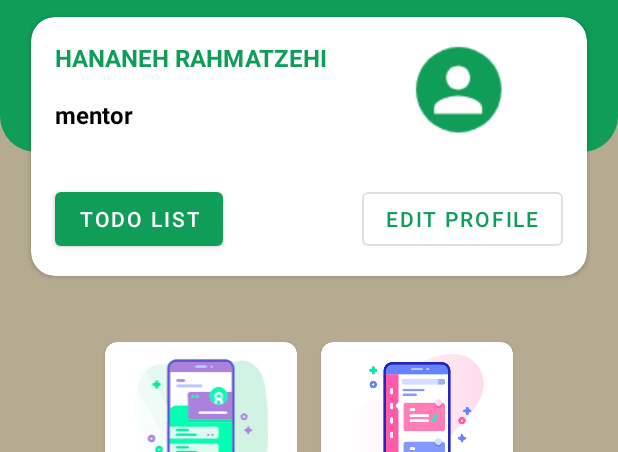
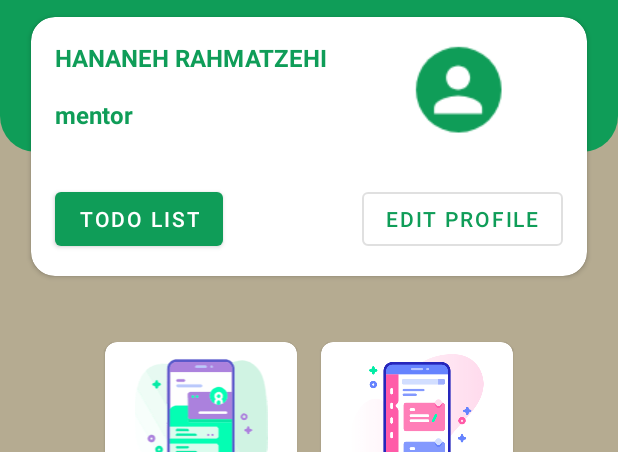
Before and after one commit to hanarahmati/app20, an Android app: the layout activity_dashboard.xml on its own in the app's theme, with its tools: preview values and no code run, on a phone screen of 412 x 824 dp, the part 95-547 px from its top. Run offline under Robolectric (Android 15) with nearby library versions, the phone set to English and light mode, and no system bars.

Commit message:
session 5 and first part of session 6

```diff
--- a/app/build.gradle
+++ b/app/build.gradle
@@ -4,12 +4,12 @@ plugins {
 }
 
 android {
-    compileSdk 32
+    compileSdk 33
 
     defaultConfig {
         applicationId "co.fanavari.myapplication20"
         minSdk 21
-        targetSdk 32
+        targetSdk 33
         versionCode 1
         versionName "1.0"
 
@@ -34,9 +34,11 @@ android {
 dependencies {
 
     implementation 'androidx.core:core-ktx:1.9.0'
+    implementation 'androidx.core:core:1.9.0'
     implementation 'androidx.appcompat:appcompat:1.5.1'
     implementation 'com.google.android.material:material:1.6.1'
     implementation 'androidx.constraintlayout:constraintlayout:2.1.4'
+    implementation 'androidx.annotation:annotation-experimental:1.3.0'
     testImplementation 'junit:junit:4.13.2'
     androidTestImplementation 'androidx.test.ext:junit:1.1.3'
     androidTestImplementation 'androidx.test.espresso:espresso-core:3.4.0'
--- a/app/src/main/res/layout/activity_dashboard.xml
+++ b/app/src/main/res/layout/activity_dashboard.xml
@@ -103,7 +103,7 @@
                 android:layout_width="wrap_content"
                 android:layout_height="wrap_content"
                 android:text="@string/mentor"
-                android:textColor="@color/black"
+                android:textColor="@color/green_500"
                 android:textStyle="bold"
                 android:textSize="16sp"
                 android:layout_marginTop="16dp"
--- a/app/src/main/res/values/themes.xml
+++ b/app/src/main/res/values/themes.xml
@@ -1,6 +1,6 @@
 <resources xmlns:tools="http://schemas.android.com/tools">
     <!-- Base application theme. -->
-    <style name="Theme.MyApplication20" parent="Theme.MaterialComponents.DayNight.DarkActionBar">
+    <style name="Theme.MyApplication20" parent="Theme.MaterialComponents.DayNight.NoActionBar">
         <!-- Primary brand color. -->
         <item name="colorPrimary">@color/green_500</item>
         <item name="colorPrimaryVariant">@color/green_700</item>
```
Also changed, not shown: gradle/wrapper/gradle-wrapper.properties.
